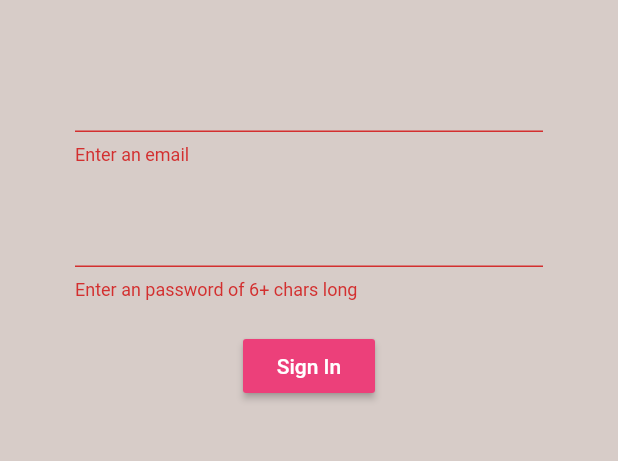
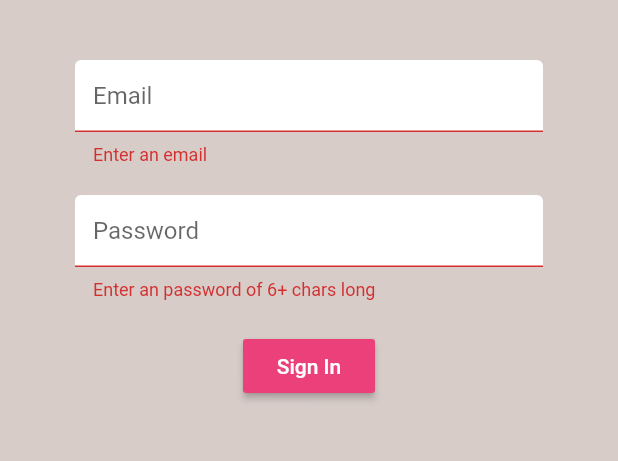
Before and after one commit to michellezhang95/super-special-order-app, a Flutter app: the screen it shows after launch, after a tap on "Sign In", on a phone screen of 412 x 824 dp, the part 84-545 px from its top. Run offline on Flutter 3.47's test engine with Material 2 defaults, Android fonts, the phone set to English and light mode, and no system bars; our stand-ins replace firebase_auth; accounts and stored records are empty.

Commit message:
text decoration added

```diff
--- a/lib/authenticate/register.dart
+++ b/lib/authenticate/register.dart
@@ -1,5 +1,7 @@
 import 'package:flutter/material.dart';
 import 'package:orderingapp/services/auth.dart';
+import 'package:orderingapp/shared/constants.dart';
+import 'package:orderingapp/shared/constants.dart';
 
 class Register extends StatefulWidget {
   //constructor
@@ -44,12 +46,16 @@
                   SizedBox(height: 20.0),
                   //inpt for email
                   TextFormField(
+                      decoration:
+                          textInputDecoration.copyWith(hintText: 'Email'),
                       validator: (val) => val.isEmpty ? 'Enter an email' : null,
                       onChanged: (val) {
                         setState(() => email = val);
                       }),
                   SizedBox(height: 20.0),
                   TextFormField(
+                    decoration:
+                        textInputDecoration.copyWith(hintText: 'Password'),
                     validator: (val) => val.length < 6
                         ? 'Enter an password 6+ chars long'
                         : null,
--- a/lib/authenticate/sign_in.dart
+++ b/lib/authenticate/sign_in.dart
@@ -1,6 +1,7 @@
 import 'package:flutter/material.dart';
 import 'package:orderingapp/services/auth.dart';
 import 'package:orderingapp/authenticate/register.dart';
+import 'package:orderingapp/shared/constants.dart';
 
 class SignIn extends StatefulWidget {
   final Function toggleView;
@@ -44,12 +45,16 @@
                   SizedBox(height: 20.0),
                   //inpt for email
                   TextFormField(
+                      decoration:
+                          textInputDecoration.copyWith(hintText: 'Email'),
                       validator: (val) => val.isEmpty ? 'Enter an email' : null,
                       onChanged: (val) {
                         setState(() => email = val);
                       }),
                   SizedBox(height: 20.0),
                   TextFormField(
+                    decoration:
+                        textInputDecoration.copyWith(hintText: 'Password'),
                     validator: (val) => val.isEmpty
                         ? 'Enter an password of 6+ chars long'
                         : null,
--- /dev/null
+++ b/lib/shared/constants.dart
@@ -0,0 +1,9 @@
+import 'package:flutter/material.dart';
+
+const textInputDecoration = InputDecoration(
+    fillColor: Colors.white,
+    filled: true,
+    enabledBorder: OutlineInputBorder(
+        borderSide: BorderSide(color: Colors.white, width: 2.0)),
+    focusedBorder: OutlineInputBorder(
+        borderSide: BorderSide(color: Colors.pink, width: 2.0)));
```
